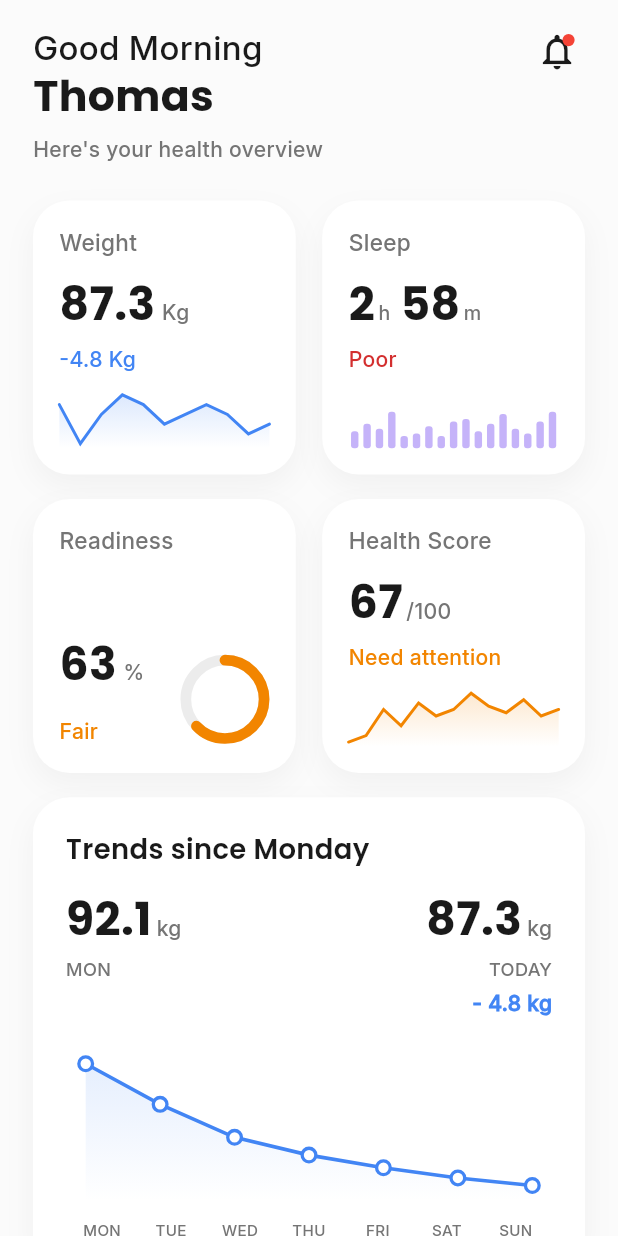
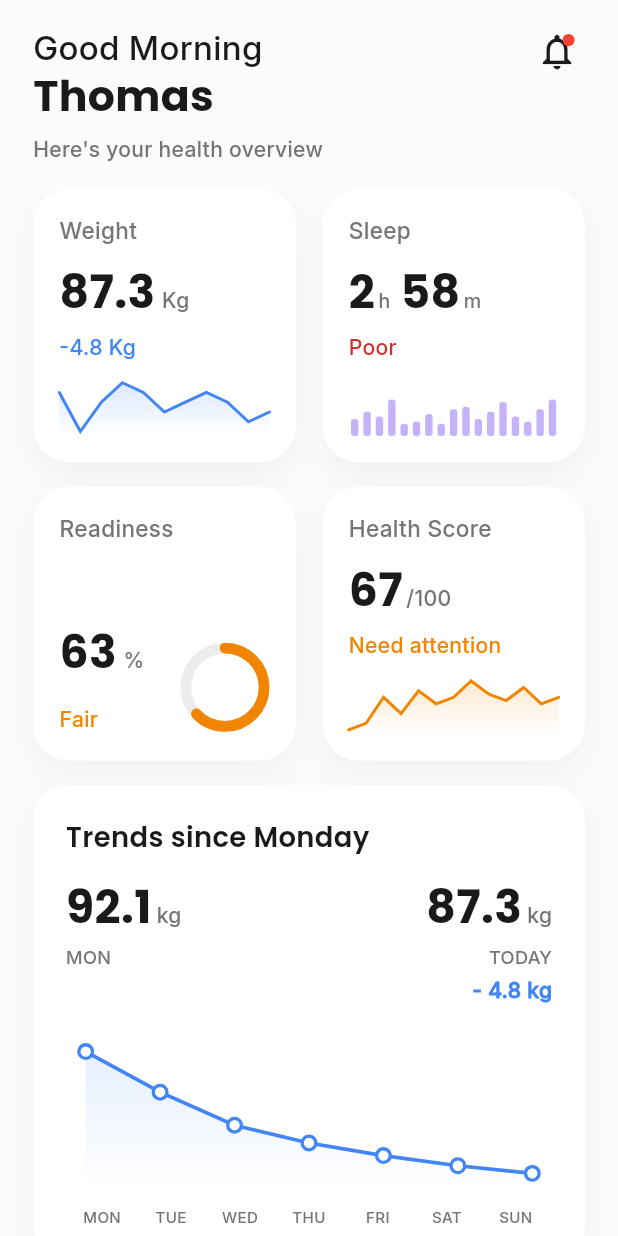
Before and after one commit to Hasanuzzamanabir/aura-health-app, a Flutter app: the HomeScreen screen opened directly, on a phone screen of 412 x 824 dp. Run offline on Flutter 3.47's test engine with Material 3 defaults, Android fonts, the phone set to English and light mode, and no system bars; our stand-ins replace flutter_screenutil, flutter_svg, get, image_picker, lottie, pin_code_fields and 1 more; network calls fail.

Commit message:
aura health ui design done

```diff
--- a/lib/feature/home/view/home.dart
+++ b/lib/feature/home/view/home.dart
@@ -39,8 +39,10 @@ class HomeScreen extends StatelessWidget {
             return const Center(child: Text("No health data available"));
           }
 
-          return SingleChildScrollView(
-            physics: const BouncingScrollPhysics(),
+          return Column(
+            crossAxisAlignment: CrossAxisAlignment.start,
+            children: [
+              Padding(
                 padding: EdgeInsets.symmetric(horizontal: 20.w, vertical: 16.h),
                 child: Column(
                   crossAxisAlignment: CrossAxisAlignment.start,
@@ -78,8 +80,9 @@ class HomeScreen extends StatelessWidget {
                         ),
                         // Notification Icon with Red Badge Dot
                         GestureDetector(
-                      onTap: () =>
-                          Get.toNamed(NotificationScreen.notificationScreen),
+                          onTap: () => Get.toNamed(
+                            NotificationScreen.notificationScreen,
+                          ),
                           behavior: HitTestBehavior.opaque,
                           child: Padding(
                             padding: EdgeInsets.all(4.w),
@@ -120,9 +123,20 @@ class HomeScreen extends StatelessWidget {
                         color: AppColors.textSecondary,
                       ),
                     ),
-
-                SizedBox(height: 24.h),
-
+                  ],
+                ),
+              ),
+              Expanded(
+                child: SingleChildScrollView(
+                  physics: const BouncingScrollPhysics(),
+                  padding: EdgeInsets.only(
+                    left: 20.w,
+                    right: 20.w,
+                    bottom: 16.h,
+                  ),
+                  child: Column(
+                    crossAxisAlignment: CrossAxisAlignment.start,
+                    children: [
                       // 2x2 Grid of Metric Cards (Weight, Sleep, Readiness, Health Score)
                       Row(
                         children: [
@@ -148,7 +162,9 @@ class HomeScreen extends StatelessWidget {
                       // 3x2 Grid of new health metrics (Calories, Steps, Active Minutes, Heart Rate, HRV, Stress)
                       Row(
                         children: [
-                    Expanded(child: HealthMetricCard(metric: data.calories)),
+                          Expanded(
+                            child: HealthMetricCard(metric: data.calories),
+                          ),
                           SizedBox(width: 16.w),
                           Expanded(child: HealthMetricCard(metric: data.steps)),
                         ],
@@ -160,7 +176,9 @@ class HomeScreen extends StatelessWidget {
                             child: HealthMetricCard(metric: data.activeMinutes),
                           ),
                           SizedBox(width: 16.w),
-                    Expanded(child: HealthMetricCard(metric: data.heartRate)),
+                          Expanded(
+                            child: HealthMetricCard(metric: data.heartRate),
+                          ),
                         ],
                       ),
                       SizedBox(height: 16.h),
@@ -168,7 +186,9 @@ class HomeScreen extends StatelessWidget {
                         children: [
                           Expanded(child: HealthMetricCard(metric: data.hrv)),
                           SizedBox(width: 16.w),
-                    Expanded(child: HealthMetricCard(metric: data.stress)),
+                          Expanded(
+                            child: HealthMetricCard(metric: data.stress),
+                          ),
                         ],
                       ),
                       SizedBox(height: 16.h),
@@ -190,6 +210,9 @@ class HomeScreen extends StatelessWidget {
                       SizedBox(height: 24.h),
                     ],
                   ),
+                ),
+              ),
+            ],
           );
         }),
       ),
```
Also changed, not shown: lib/feature/ai_section/view/ai_chat.dart (+48 -2 lines). Lines whose indentation alone changed are shown as unchanged.
